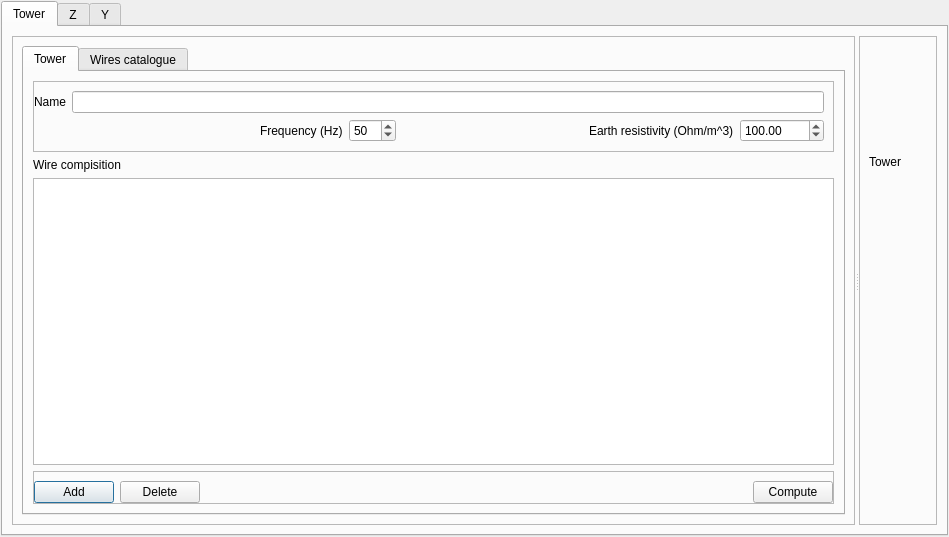
SanPen/GridCal, file UnderDevelopment/GridCal/Gui/LineBuilder/gui.ui: the form before one commit.
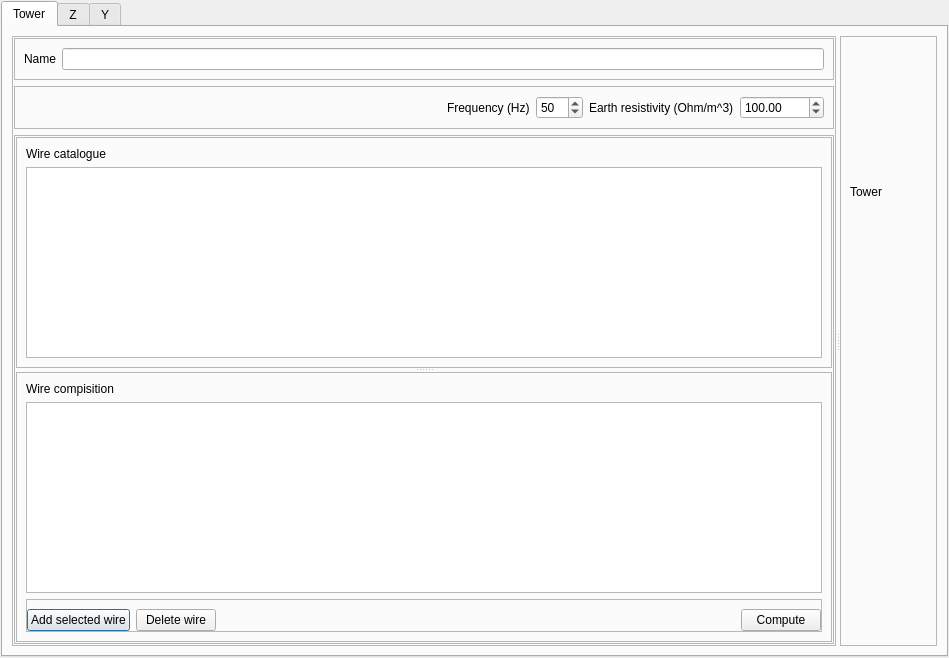
The form after the commit. Custom widgets are drawn as their Qt base class.

Commit message: Added catalogue to the GUI not fully functional yet

```diff
--- a/UnderDevelopment/GridCal/Gui/LineBuilder/gui.ui
+++ b/UnderDevelopment/GridCal/Gui/LineBuilder/gui.ui
@@ -49,57 +49,63 @@
            <enum>QFrame::Raised</enum>
           </property>
           <layout class="QVBoxLayout" name="verticalLayout_5">
-           <item>
-            <widget class="QTabWidget" name="tabWidget_2">
-             <property name="currentIndex">
-              <number>0</number>
-             </property>
-             <widget class="QWidget" name="tab_4">
-              <attribute name="title">
-               <string>Tower</string>
-              </attribute>
-              <layout class="QVBoxLayout" name="verticalLayout_8">
+           <property name="leftMargin">
+            <number>1</number>
+           </property>
+           <property name="topMargin">
+            <number>1</number>
+           </property>
+           <property name="rightMargin">
+            <number>1</number>
+           </property>
+           <property name="bottomMargin">
+            <number>1</number>
+           </property>
                <item>
-                <widget class="QFrame" name="frame_2">
+            <widget class="QFrame" name="frame_5">
+             <property name="sizePolicy">
+              <sizepolicy hsizetype="Minimum" vsizetype="Minimum">
+               <horstretch>0</horstretch>
+               <verstretch>0</verstretch>
+              </sizepolicy>
+             </property>
                  <property name="frameShape">
                   <enum>QFrame::StyledPanel</enum>
                  </property>
                  <property name="frameShadow">
                   <enum>QFrame::Raised</enum>
                  </property>
-                 <layout class="QGridLayout" name="gridLayout">
-                  <property name="leftMargin">
-                   <number>0</number>
-                  </property>
-                  <item row="0" column="0">
+             <layout class="QHBoxLayout" name="horizontalLayout">
+              <item>
                    <widget class="QLabel" name="label_9">
                     <property name="text">
                      <string>Name</string>
                     </property>
                    </widget>
                   </item>
-                  <item row="1" column="6">
-                   <widget class="QDoubleSpinBox" name="rho_doubleSpinBox">
-                    <property name="maximum">
-                     <double>9999999.000000000000000</double>
-                    </property>
-                    <property name="value">
-                     <double>100.000000000000000</double>
-                    </property>
-                   </widget>
-                  </item>
-                  <item row="1" column="5">
-                   <widget class="QLabel" name="label_11">
-                    <property name="text">
-                     <string>Earth resistivity (Ohm/m^3)</string>
-                    </property>
-                   </widget>
-                  </item>
-                  <item row="0" column="1" colspan="6">
+              <item>
                    <widget class="QLineEdit" name="name_lineEdit"/>
                   </item>
-                  <item row="1" column="1">
-                   <spacer name="horizontalSpacer_3">
+             </layout>
+            </widget>
+           </item>
+           <item>
+            <widget class="QFrame" name="frame_6">
+             <property name="sizePolicy">
+              <sizepolicy hsizetype="Minimum" vsizetype="Minimum">
+               <horstretch>0</horstretch>
+               <verstretch>0</verstretch>
+              </sizepolicy>
+             </property>
+             <property name="frameShape">
+              <enum>QFrame::StyledPanel</enum>
+             </property>
+             <property name="frameShadow">
+              <enum>QFrame::Raised</enum>
+             </property>
+             <layout class="QHBoxLayout" name="horizontalLayout_3">
+              <item>
+               <spacer name="horizontalSpacer_2">
                     <property name="orientation">
                      <enum>Qt::Horizontal</enum>
                     </property>
@@ -111,14 +117,14 @@
                     </property>
                    </spacer>
                   </item>
-                  <item row="1" column="2">
+              <item>
                    <widget class="QLabel" name="label_8">
                     <property name="text">
                      <string>Frequency (Hz)</string>
                     </property>
                    </widget>
                   </item>
-                  <item row="1" column="3">
+              <item>
                    <widget class="QDoubleSpinBox" name="frequency_doubleSpinBox">
                     <property name="decimals">
                      <number>0</number>
@@ -128,22 +134,86 @@
                     </property>
                    </widget>
                   </item>
-                  <item row="1" column="4">
-                   <spacer name="horizontalSpacer_4">
+              <item>
+               <widget class="QLabel" name="label_11">
+                <property name="text">
+                 <string>Earth resistivity (Ohm/m^3)</string>
+                </property>
+               </widget>
+              </item>
+              <item>
+               <widget class="QDoubleSpinBox" name="rho_doubleSpinBox">
+                <property name="maximum">
+                 <double>9999999.000000000000000</double>
+                </property>
+                <property name="value">
+                 <double>100.000000000000000</double>
+                </property>
+               </widget>
+              </item>
+             </layout>
+            </widget>
+           </item>
+           <item>
+            <widget class="QFrame" name="frame_2">
+             <property name="sizePolicy">
+              <sizepolicy hsizetype="MinimumExpanding" vsizetype="MinimumExpanding">
+               <horstretch>0</horstretch>
+               <verstretch>0</verstretch>
+              </sizepolicy>
+             </property>
+             <property name="frameShape">
+              <enum>QFrame::StyledPanel</enum>
+             </property>
+             <property name="frameShadow">
+              <enum>QFrame::Raised</enum>
+             </property>
+             <layout class="QVBoxLayout" name="verticalLayout_9">
+              <property name="leftMargin">
+               <number>1</number>
+              </property>
+              <property name="topMargin">
+               <number>1</number>
+              </property>
+              <property name="rightMargin">
+               <number>1</number>
+              </property>
+              <property name="bottomMargin">
+               <number>1</number>
+              </property>
+              <item>
+               <widget class="QSplitter" name="splitter">
                     <property name="orientation">
-                     <enum>Qt::Horizontal</enum>
-                    </property>
-                    <property name="sizeHint" stdset="0">
-                     <size>
-                      <width>40</width>
-                      <height>20</height>
-                     </size>
-                    </property>
-                   </spacer>
+                 <enum>Qt::Vertical</enum>
+                </property>
+                <widget class="QFrame" name="frame_3">
+                 <property name="frameShape">
+                  <enum>QFrame::StyledPanel</enum>
+                 </property>
+                 <property name="frameShadow">
+                  <enum>QFrame::Raised</enum>
+                 </property>
+                 <layout class="QVBoxLayout" name="verticalLayout_8">
+                  <item>
+                   <widget class="QLabel" name="label_12">
+                    <property name="text">
+                     <string>Wire catalogue</string>
+                    </property>
+                   </widget>
+                  </item>
+                  <item>
+                   <widget class="QTableView" name="wires_tableView"/>
                   </item>
                  </layout>
                 </widget>
-               </item>
+                <widget class="QFrame" name="frame_4">
+                 <property name="frameShape">
+                  <enum>QFrame::StyledPanel</enum>
+                 </property>
+                 <property name="frameShadow">
+                  <enum>QFrame::Raised</enum>
+                 </property>
+                 <layout class="QVBoxLayout" name="verticalLayout_4">
                <item>
                 <widget class="QLabel" name="label_10">
                  <property name="text">
@@ -175,14 +245,14 @@
                   <item>
                    <widget class="QPushButton" name="add_to_tower_pushButton">
                     <property name="text">
-                     <string>Add</string>
+                        <string>Add selected wire</string>
                     </property>
                    </widget>
                   </item>
                   <item>
                    <widget class="QPushButton" name="delete_from_tower_pushButton">
                     <property name="text">
-                     <string>Delete</string>
+                        <string>Delete wire</string>
                     </property>
                    </widget>
                   </item>
@@ -211,55 +281,9 @@
                </item>
               </layout>
              </widget>
-             <widget class="QWidget" name="tab_5">
-              <attribute name="title">
-               <string>Wires catalogue</string>
-              </attribute>
-              <layout class="QVBoxLayout" name="verticalLayout_4">
-               <item>
-                <widget class="QTableView" name="wires_tableView"/>
-               </item>
-               <item>
-                <widget class="QFrame" name="frame_4">
-                 <property name="frameShape">
-                  <enum>QFrame::StyledPanel</enum>
-                 </property>
-                 <property name="frameShadow">
-                  <enum>QFrame::Raised</enum>
-                 </property>
-                 <layout class="QHBoxLayout" name="horizontalLayout">
-                  <item>
-                   <widget class="QPushButton" name="add_wire_pushButton">
-                    <property name="text">
-                     <string>Add</string>
-                    </property>
-                   </widget>
-                  </item>
-                  <item>
-                   <widget class="QPushButton" name="delete_wire_pushButton">
-                    <property name="text">
-                     <string>Delete</string>
-                    </property>
-                   </widget>
-                  </item>
-                  <item>
-                   <spacer name="horizontalSpacer_2">
-                    <property name="orientation">
-                     <enum>Qt::Horizontal</enum>
-                    </property>
-                    <property name="sizeHint" stdset="0">
-                     <size>
-                      <width>40</width>
-                      <height>20</height>
-                     </size>
-                    </property>
-                   </spacer>
-                  </item>
-                 </layout>
-                </widget>
-               </item>
-              </layout>
-             </widget>
+               </widget>
+              </item>
+             </layout>
             </widget>
            </item>
           </layout>
```
Left out of the diff: 2 changed lines with no effect on the pictures. Lines whose indentation alone changed are shown as unchanged. The commit also changes 10 other files.
